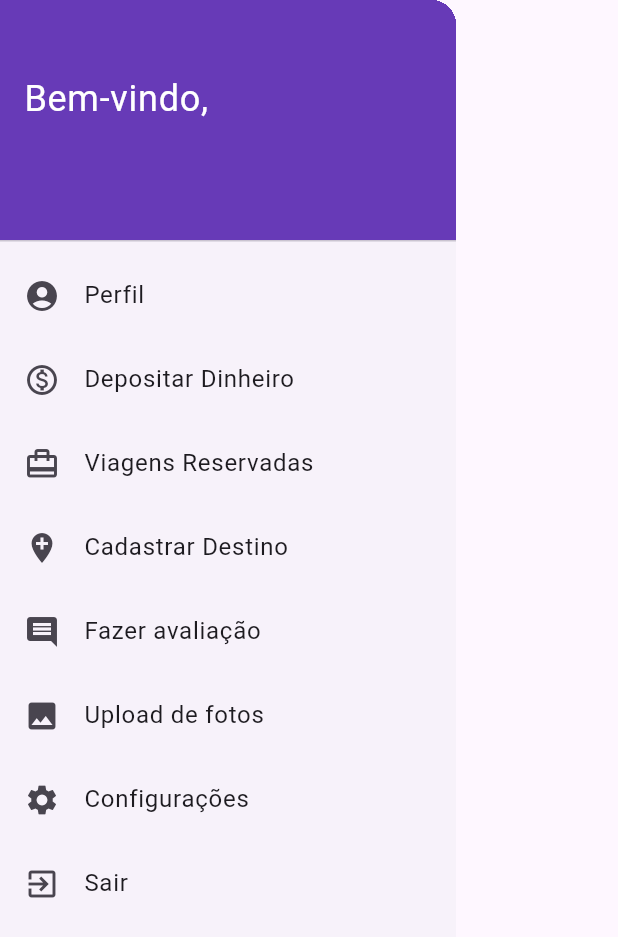
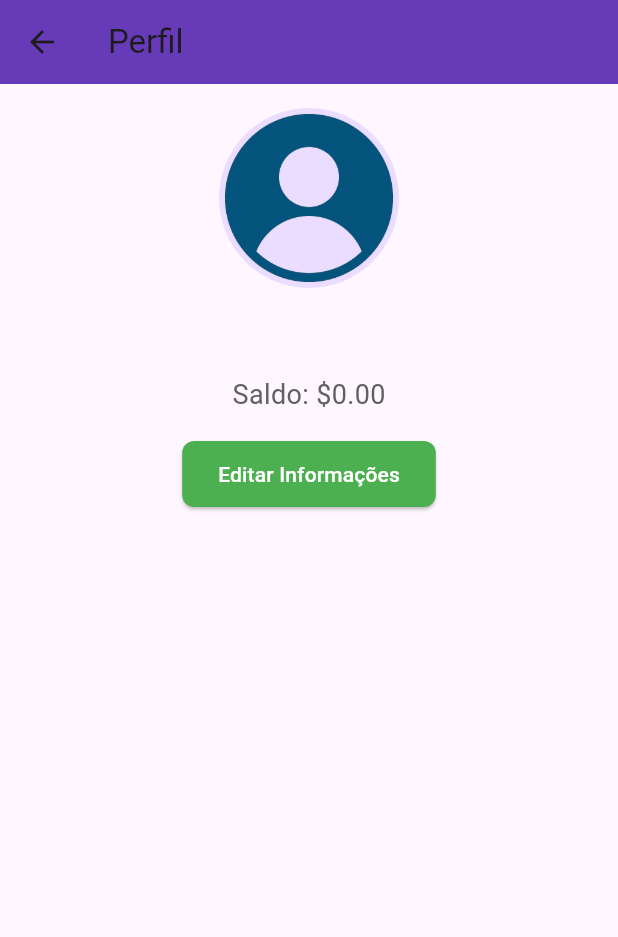
Before and after one commit to superkarlos/APP-VIAGENS-FLUTTER-MOBILE, a Flutter app: the UsuarioDrawer widget shown alone on an empty page, opened directly with empty values, after a tap on "Perfil", on a phone screen of 412 x 824 dp. Shown: the top 937 px of the screen. Run offline on Flutter 3.47's test engine with Material 3 defaults, Android fonts, the phone set to English and light mode, and no system bars; our stand-ins replace firebase_core; accounts and stored records are empty; network calls fail.

Commit message:
Criação da tela de perfil

```diff
--- a/app/lib/components/drawer.dart
+++ b/app/lib/components/drawer.dart
@@ -3,6 +3,7 @@ import 'package:provider/provider.dart';
 
 import 'package:My_App/service/usuario_service.dart';
 import 'package:My_App/model/usuario.dart';
+import 'package:My_App/screens/perfil/tela_de_perfil.dart';
 import 'package:My_App/utils/routes.dart';
 
 class UsuarioDrawer extends StatelessWidget {
@@ -46,7 +47,13 @@ class UsuarioDrawer extends StatelessWidget {
           _criarDrawerItem(
             icon: Icons.account_circle,
             text: 'Perfil',
-            onTap: (){},
+            onTap: (){
+              Navigator.of(context).push(
+                MaterialPageRoute(
+                  builder: (context) => TelaDePerfil(usuario: usuario),
+                ),
+              );
+            },
           ),
           _criarDrawerItem(
               icon: Icons.monetization_on_outlined,
--- a/app/lib/screens/perfil/tela_de_perfil.dart
+++ b/app/lib/screens/perfil/tela_de_perfil.dart
@@ -0,0 +1,58 @@
+import 'package:flutter/material.dart';
+import 'package:My_App/model/usuario.dart';
+
+class TelaDePerfil extends StatelessWidget {
+  final Usuario usuario;
+
+  const TelaDePerfil({Key? key, required this.usuario}) : super(key: key);
+
+  @override
+  Widget build(BuildContext context) {
+    return Scaffold(
+      appBar: AppBar(
+        title: Text('Perfil'),
+        backgroundColor: Colors.deepPurple,
+      ),
+      body: Center(
+        child: Padding(
+          padding: const EdgeInsets.all(16.0),
+          child: Column(
+            children: <Widget>[
+              CircleAvatar(
+                radius: 60,
+                backgroundImage: AssetImage('assets/images/pngwing.com.png'),
+              ),
+              SizedBox(height: 16),
+              Text(
+                usuario.nome,
+                style: TextStyle(fontSize: 24, fontWeight: FontWeight.bold),
+              ),
+              SizedBox(height: 8),
+              Text(
+                'Saldo: \$${usuario.saldo.toStringAsFixed(2)}',
+                style: TextStyle(fontSize: 18, color: Colors.grey[700]),
+              ),
+              SizedBox(height: 16),
+              ElevatedButton(
+                onPressed: () {
+                  // Lógica para editar as informações do usuário
+                },
+                child: Text(
+                  'Editar Informações'
+                ),
+                style: ElevatedButton.styleFrom(
+                  foregroundColor: Colors.white,
+                  backgroundColor: Colors.green, // Define a cor do texto do botão
+                  shape: RoundedRectangleBorder( // Define a forma do botão
+                    borderRadius: BorderRadius.circular(8),
+                  ),
+                  padding: EdgeInsets.symmetric(horizontal: 24, vertical: 12), // Define o padding do botão
+                ),
+              ),
+            ],
+          ),
+        ),
+      ),
+    );
+  }
+}
--- a/app/pubspec.yaml
+++ b/app/pubspec.yaml
@@ -66,6 +66,7 @@ flutter:
   # To add assets to your application, add an assets section, like this:
   assets:
     - assets/images/flutter.png
+    - assets/images/pngwing.com.png
 
   # An image asset can refer to one or more resolution-specific "variants", see
   # https://flutter.dev/assets-and-images/#resolution-aware
```
Also changed, not shown: app/assets/images/pngwing.com.png (added).
